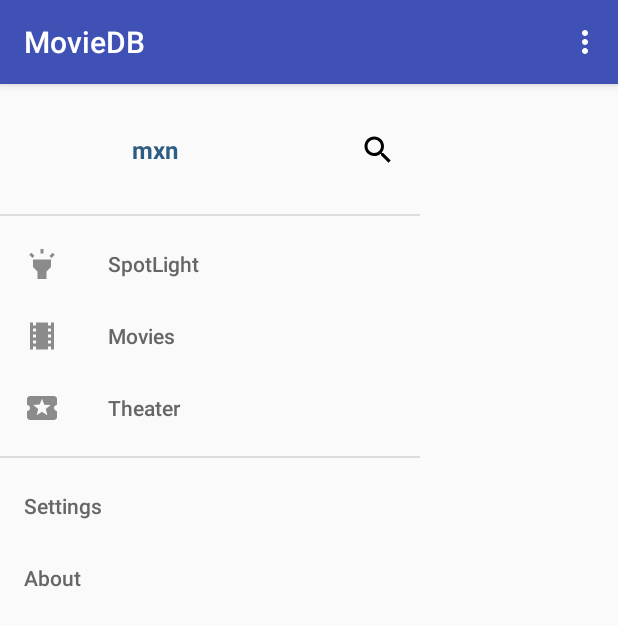
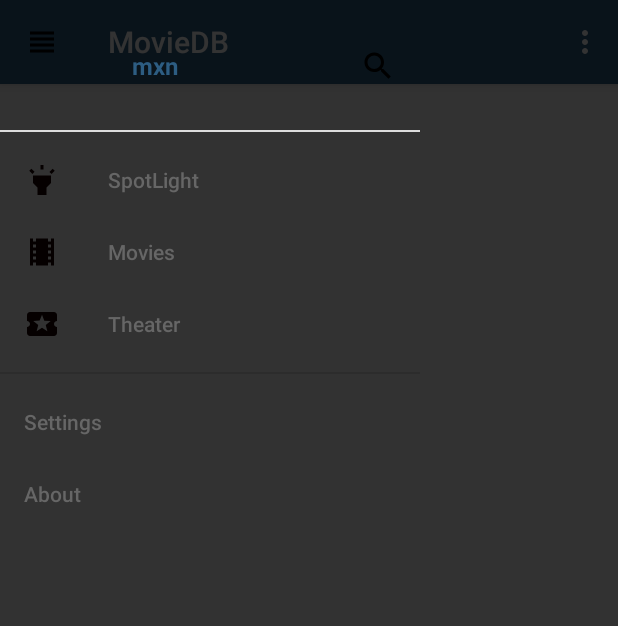
Before and after one commit to vcrleon/MovieDB, an Android app: the screen it shows after launch (MainActivity), on a phone screen of 412 x 824 dp. Shown: the top 626 px of the screen. Run offline under Robolectric (Android 15) with nearby library versions, the phone set to English and light mode, and no system bars; libraries missing offline, so code that uses them is left out: com.mxn.soul, nl.qbusict.cupboard; plain views replace FlowingDrawer, FlowingMenuLayout; 7 statements that could not run were skipped.

Commit message:
added stuff

```diff
--- a/app/src/main/java/com/example/c4q/moviedb/FragmentAndActivities/BlankFragment.java
+++ b/app/src/main/java/com/example/c4q/moviedb/FragmentAndActivities/BlankFragment.java
@@ -1,6 +1,7 @@
 package com.example.c4q.moviedb.FragmentAndActivities;
 
 
+import android.graphics.Color;
 import android.os.Bundle;
 import android.support.design.widget.NavigationView;
 import android.support.v4.app.Fragment;
@@ -34,8 +35,9 @@ public class BlankFragment extends Fragment {
         // Inflate the layout for this fragment
 
         v =inflater.inflate(R.layout.fragment_blank, container, false);
-        NavigationView vNavigation = v.findViewById(R.id.vNavigation);
-        vNavigation.setNavigationItemSelectedListener(new NavigationView.OnNavigationItemSelectedListener() {
+        NavigationView nav = v.findViewById(R.id.vNavigation);
+        nav.setBackgroundColor(Color.TRANSPARENT);
+        nav.setNavigationItemSelectedListener(new NavigationView.OnNavigationItemSelectedListener() {
             @Override
             public boolean onNavigationItemSelected(MenuItem menuItem) {
                 switch (menuItem.getItemId()) {
@@ -60,10 +62,7 @@ public class BlankFragment extends Fragment {
                         transaction3.replace(R.id.content, frag);
                         transaction3.commit();
                         return true;
-
                 }
-
-
                 Toast.makeText(getActivity(), menuItem.getTitle(), Toast.LENGTH_SHORT).show();
                 return false;
             }
--- a/app/src/main/java/com/example/c4q/moviedb/FragmentAndActivities/SearchActivity.java
+++ b/app/src/main/java/com/example/c4q/moviedb/FragmentAndActivities/SearchActivity.java
@@ -42,8 +42,11 @@ public class SearchActivity extends AppCompatActivity {
     public void showResult(View view) {
         word = mEditWordView.getText().toString();
 
-        String selectionString = "title="+word;
+//        String selectionString = "title="+word;
 //        Long time = Calendar.getInstance().getTimeInMillis();
+
+        String selectionString = "title='"+word+"'";
+
         QueryResultIterable<Results> iterable = cupboard()
                 .withDatabase(db)
                 .query(Results.class)
--- a/app/src/main/java/com/example/c4q/moviedb/MainActivity.java
+++ b/app/src/main/java/com/example/c4q/moviedb/MainActivity.java
@@ -8,9 +8,11 @@ import android.os.Bundle;
 import android.support.v7.widget.DividerItemDecoration;
 import android.support.v7.widget.GridLayoutManager;
 import android.support.v7.widget.RecyclerView;
+import android.support.v7.widget.Toolbar;
 import android.util.Log;
 import android.view.Menu;
 import android.view.MenuItem;
+import android.view.View;
 
 
 import com.example.c4q.moviedb.FragmentAndActivities.BlankFragment;
@@ -54,14 +56,14 @@ public class MainActivity extends AppCompatActivity {
         setContentView(R.layout.activity_main);
         movieRV = findViewById(R.id.rvFeed);
 
-        GridLayoutManager grid = new GridLayoutManager(getApplicationContext(), 2);
+        GridLayoutManager grid = new GridLayoutManager(getApplicationContext(), 3);
         movieRV.setLayoutManager(grid);
 
 
         helper = new MovieDataBase(this);
         db = helper.getWritableDatabase();
 
-        selectAllCats();
+        selectAll();
 
         mDrawer = findViewById(R.id.drawerlayout);
         mDrawer.setTouchMode(ElasticDrawer.TOUCH_MODE_BEZEL);
@@ -71,8 +73,22 @@ public class MainActivity extends AppCompatActivity {
 
         upMovieList = new ArrayList<>();
         connectApi();
+        setupToolbar();
 
 //        getAllResults(cupboard().withDatabase(db).query(Results.class).query());
+    }
+
+    protected void setupToolbar() {
+        Toolbar toolbar = (Toolbar) findViewById(R.id.toolbar);
+        setSupportActionBar(toolbar);
+        toolbar.setNavigationIcon(R.drawable.headline);
+
+        toolbar.setNavigationOnClickListener(new View.OnClickListener() {
+            @Override
+            public void onClick(View v) {
+                mDrawer.toggleMenu();
+            }
+        });
     }
 
     private void navfill() {
@@ -101,10 +117,12 @@ public class MainActivity extends AppCompatActivity {
                 List<Results> results = response.body().getResults();
 
 
-                for (int i = 0; i < results.size(); i++) {
-                    Log.e("onResponse: ", results.get(i).getTitle());
-                    cupboard().withDatabase(db).put(results.get(i));
-                }
+//                for (int i = 0; i < results.size(); i++) {
+//                    Log.e("onResponse: ", results.get(i).getTitle());
+////                    cupboard().withDatabase(db).put(results.get(i));
+//                }
+                adapter = new MovieAdapter(results);
+                movieRV.setAdapter(adapter);
             }
 
             @Override
@@ -114,21 +132,21 @@ public class MainActivity extends AppCompatActivity {
         });
     }
 
-
-    private void selectAllCats() {
+    private void selectAll() {
         List<Results> movies = new ArrayList<>();
 
         try {
             QueryResultIterable<Results> itr = cupboard().withDatabase(db).query(Results.class).query();
-            for (Results cat : itr) {
-                movies.add(cat);
+            for (Results m : itr) {
+                if (!movies.contains(m)) {
+                    movies.add(m);
+                }
             }
             itr.close();
         } catch (Exception e) {
             Log.e("selectAllCats: ", e.toString());
         }
-        adapter = new MovieAdapter(movies);
-        movieRV.setAdapter(adapter);
+
 
         Log.e("selectAllResults ", String.valueOf(movies.size()));
 
--- a/app/src/main/java/com/example/c4q/moviedb/views/MovieAdapter.java
+++ b/app/src/main/java/com/example/c4q/moviedb/views/MovieAdapter.java
@@ -57,14 +57,13 @@ public class MovieAdapter extends RecyclerView.Adapter<MovieAdapter.MovieViewHol
             super(itemView);
 
             movieImage = itemView.findViewById(R.id.movie_image);
-            movieTitle = itemView.findViewById(R.id.movie_title);
         }
 
         public void onBind(Results results) {
             Picasso.with(itemView.getContext())
                     .load("https://image.tmdb.org/t/p/w500" + results.getPoster_path())
+                    .placeholder(R.mipmap.ic_launcher)
                     .into(movieImage);
-            movieTitle.setText(results.getTitle());
         }
     }
 }
--- /dev/null
+++ b/app/src/main/res/drawable/headline.xml
@@ -0,0 +1,9 @@
+<vector xmlns:android="http://schemas.android.com/apk/res/android"
+        android:width="24dp"
+        android:height="24dp"
+        android:viewportWidth="24.0"
+        android:viewportHeight="24.0">
+    <path
+        android:fillColor="#FF000000"
+        android:pathData="M4,15h16v-2L4,13v2zM4,19h16v-2L4,17v2zM4,11h16L20,9L4,9v2zM4,5v2h16L20,5L4,5z"/>
+</vector>
--- a/app/src/main/res/layout/activity_main.xml
+++ b/app/src/main/res/layout/activity_main.xml
@@ -13,7 +13,7 @@
         android:layout_height="match_parent"
         android:clipChildren="false"
         android:clipToPadding="false"
-        app:edMenuBackground="#dddddd"
+        app:edMenuBackground="@color/trans"
         app:edMenuSize="260dp"
         app:edPosition="1">
 
@@ -29,6 +29,15 @@
                 android:layout_height="match_parent"
                 android:scrollbars="none"
                 app:layout_behavior="@string/appbar_scrolling_view_behavior"/>
+            <android.support.design.widget.AppBarLayout
+                android:id="@+id/appBarLayout"
+                android:layout_width="match_parent"
+                android:layout_height="wrap_content">
+
+                <include
+                    android:id="@+id/toolbar"
+                    layout="@layout/view_feed_toolbar"/>
+            </android.support.design.widget.AppBarLayout>
 
         </android.support.design.widget.CoordinatorLayout>
 
@@ -36,7 +45,8 @@
         <com.mxn.soul.flowingdrawer_core.FlowingMenuLayout
             android:id="@+id/menulayout"
             android:layout_width="match_parent"
-            android:layout_height="match_parent">
+            android:layout_height="match_parent"
+            android:background="@color/trans">
             <FrameLayout
                 android:id="@+id/id_container_menu"
                 android:layout_width="match_parent"
--- a/app/src/main/res/layout/fragment_blank.xml
+++ b/app/src/main/res/layout/fragment_blank.xml
@@ -11,9 +11,9 @@
         android:layout_width="wrap_content"
         android:layout_height="match_parent"
         android:layout_gravity="start"
-        android:background="@android:color/transparent"
+
         app:headerLayout="@layout/view_global_menu_header"
-        app:itemIconTint="#8b8b8b"
+        app:itemIconTint="#050000"
         app:itemTextColor="#666666"
         app:menu="@menu/drawer_menu"/>
 
--- /dev/null
+++ b/app/src/main/res/layout/view_feed_toolbar.xml
@@ -0,0 +1,13 @@
+<?xml version="1.0" encoding="utf-8"?>
+<android.support.v7.widget.Toolbar xmlns:android="http://schemas.android.com/apk/res/android"
+    xmlns:app="http://schemas.android.com/apk/res-auto"
+    android:id="@+id/toolbar"
+    android:layout_width="match_parent"
+    android:layout_height="?attr/actionBarSize"
+    android:background="?attr/colorPrimary"
+    app:elevation="@dimen/default_elevation"
+    app:layout_scrollFlags="scroll|enterAlways"
+    app:theme="@style/ThemeOverlay.AppCompat.Dark.ActionBar">
+
+
+</android.support.v7.widget.Toolbar>
--- a/app/src/main/res/values/colors.xml
+++ b/app/src/main/res/values/colors.xml
@@ -1,6 +1,9 @@
 <?xml version="1.0" encoding="utf-8"?>
 <resources>
-    <color name="colorPrimary">#3F51B5</color>
+    <color name="colorPrimary">#2d5d82</color>
     <color name="colorPrimaryDark">#303F9F</color>
     <color name="colorAccent">#FF4081</color>
+    <color name="trans">#CC000000</color>
+    <color name="idk">#29ff0000</color>
+
 </resources>
--- a/app/src/main/res/values/styles.xml
+++ b/app/src/main/res/values/styles.xml
@@ -1,7 +1,7 @@
 <resources>
 
     <!-- Base application theme. -->
-    <style name="AppTheme" parent="Theme.AppCompat.Light.DarkActionBar">
+    <style name="AppTheme" parent="Theme.AppCompat.Light.NoActionBar">
         <!-- Customize your theme here. -->
         <item name="colorPrimary">@color/colorPrimary</item>
         <item name="colorPrimaryDark">@color/colorPrimaryDark</item>
```
Also changed, not shown: app/src/main/res/layout/movie_itemview.xml (+1 -8 lines).
